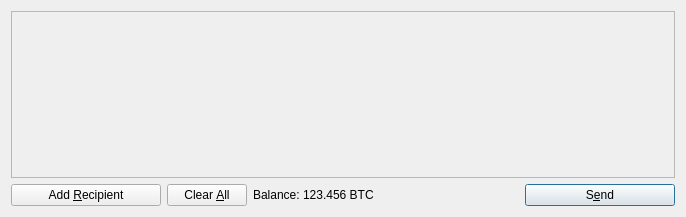
Before: the Qt Designer form src/qt/forms/sendcoinsdialog.ui in Max-Coin/maxcoin-dev-staging, drawn with Qt 5.
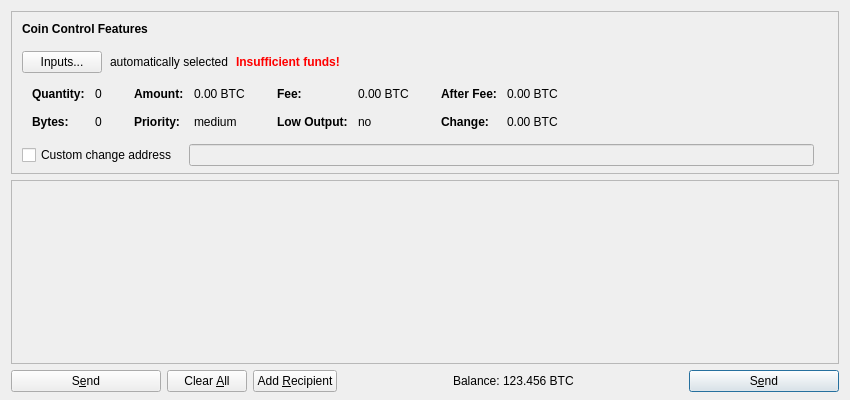
After: the same form once the commit is applied. Icons and pictures are not drawn. Custom widgets are drawn as their Qt base class.

Patch:
```diff
--- a/src/qt/forms/sendcoinsdialog.ui
+++ b/src/qt/forms/sendcoinsdialog.ui
@@ -6,14 +6,603 @@
    <rect>
     <x>0</x>
     <y>0</y>
-    <width>686</width>
-    <height>217</height>
+    <width>850</width>
+    <height>400</height>
    </rect>
   </property>
   <property name="windowTitle">
    <string>Send Coins</string>
   </property>
-  <layout class="QVBoxLayout" name="verticalLayout">
+  <layout class="QVBoxLayout" name="verticalLayout" stretch="0,1,0">
+   <property name="bottomMargin">
+    <number>8</number>
+   </property>
+   <item>
+    <widget class="QFrame" name="frameCoinControl">
+     <property name="sizePolicy">
+      <sizepolicy hsizetype="Expanding" vsizetype="Expanding">
+       <horstretch>0</horstretch>
+       <verstretch>0</verstretch>
+      </sizepolicy>
+     </property>
+     <property name="maximumSize">
+      <size>
+       <width>16777215</width>
+       <height>16777215</height>
+      </size>
+     </property>
+     <property name="frameShape">
+      <enum>QFrame::StyledPanel</enum>
+     </property>
+     <property name="frameShadow">
+      <enum>QFrame::Sunken</enum>
+     </property>
+     <layout class="QVBoxLayout" name="verticalLayoutCoinControl2">
+      <property name="spacing">
+       <number>0</number>
+      </property>
+      <property name="leftMargin">
+       <number>0</number>
+      </property>
+      <property name="topMargin">
+       <number>0</number>
+      </property>
+      <property name="rightMargin">
+       <number>0</number>
+      </property>
+      <property name="bottomMargin">
+       <number>6</number>
+      </property>
+      <item>
+       <layout class="QVBoxLayout" name="verticalLayoutCoinControl" stretch="0,0,0,0,1">
+        <property name="spacing">
+         <number>0</number>
+        </property>
+        <property name="leftMargin">
+         <number>10</number>
+        </property>
+        <property name="topMargin">
+         <number>10</number>
+        </property>
+        <item>
+         <layout class="QHBoxLayout" name="horizontalLayoutCoinControl1">
+          <property name="bottomMargin">
+           <number>15</number>
+          </property>
+          <item>
+           <widget class="QLabel" name="labelCoinControlFeatures">
+            <property name="sizePolicy">
+             <sizepolicy hsizetype="Preferred" vsizetype="Maximum">
+              <horstretch>0</horstretch>
+              <verstretch>0</verstretch>
+             </sizepolicy>
+            </property>
+            <property name="font">
+             <font>
+              <weight>75</weight>
+              <bold>true</bold>
+             </font>
+            </property>
+            <property name="styleSheet">
+             <string notr="true">font-weight:bold;</string>
+            </property>
+            <property name="text">
+             <string>Coin Control Features</string>
+            </property>
+           </widget>
+          </item>
+         </layout>
+        </item>
+        <item>
+         <layout class="QHBoxLayout" name="horizontalLayoutCoinControl2" stretch="0,0,0,0">
+          <property name="spacing">
+           <number>8</number>
+          </property>
+          <property name="bottomMargin">
+           <number>10</number>
+          </property>
+          <item>
+           <widget class="QPushButton" name="pushButtonCoinControl">
+            <property name="styleSheet">
+             <string notr="true"/>
+            </property>
+            <property name="text">
+             <string>Inputs...</string>
+            </property>
+           </widget>
+          </item>
+          <item>
+           <widget class="QLabel" name="labelCoinControlAutomaticallySelected">
+            <property name="text">
+             <string>automatically selected</string>
+            </property>
+            <property name="margin">
+             <number>5</number>
+            </property>
+           </widget>
+          </item>
+          <item>
+           <widget class="QLabel" name="labelCoinControlInsuffFunds">
+            <property name="font">
+             <font>
+              <weight>75</weight>
+              <bold>true</bold>
+             </font>
+            </property>
+            <property name="styleSheet">
+             <string notr="true">color:red;font-weight:bold;</string>
+            </property>
+            <property name="text">
+             <string>Insufficient funds!</string>
+            </property>
+            <property name="margin">
+             <number>5</number>
+            </property>
+           </widget>
+          </item>
+          <item>
+           <spacer name="horizontalSpacerCoinControl">
+            <property name="orientation">
+             <enum>Qt::Horizontal</enum>
+            </property>
+            <property name="sizeHint" stdset="0">
+             <size>
+              <width>40</width>
+              <height>1</height>
+             </size>
+            </property>
+           </spacer>
+          </item>
+         </layout>
+        </item>
+        <item>
+         <widget class="QWidget" name="widgetCoinControl" native="true">
+          <property name="sizePolicy">
+           <sizepolicy hsizetype="Preferred" vsizetype="Preferred">
+            <horstretch>0</horstretch>
+            <verstretch>0</verstretch>
+           </sizepolicy>
+          </property>
+          <property name="minimumSize">
+           <size>
+            <width>0</width>
+            <height>0</height>
+           </size>
+          </property>
+          <property name="styleSheet">
+           <string notr="true"/>
+          </property>
+          <layout class="QHBoxLayout" name="horizontalLayoutCoinControl5">
+           <property name="leftMargin">
+            <number>0</number>
+           </property>
+           <property name="topMargin">
+            <number>0</number>
+           </property>
+           <property name="rightMargin">
+            <number>0</number>
+           </property>
+           <property name="bottomMargin">
+            <number>0</number>
+           </property>
+           <item>
+            <layout class="QHBoxLayout" name="horizontalLayoutCoinControl3" stretch="0,0,0,1">
+             <property name="spacing">
+              <number>20</number>
+             </property>
+             <property name="topMargin">
+              <number>0</number>
+             </property>
+             <property name="bottomMargin">
+              <number>10</number>
+             </property>
+             <item>
+              <layout class="QFormLayout" name="formLayoutCoinControl1">
+               <property name="horizontalSpacing">
+                <number>10</number>
+               </property>
+               <property name="verticalSpacing">
+                <number>14</number>
+               </property>
+               <property name="leftMargin">
+                <number>10</number>
+               </property>
+               <property name="topMargin">
+                <number>4</number>
+               </property>
+               <property name="rightMargin">
+                <number>6</number>
+               </property>
+               <item row="0" column="0">
+                <widget class="QLabel" name="labelCoinControlQuantityText">
+                 <property name="font">
+                  <font>
+                   <weight>75</weight>
+                   <bold>true</bold>
+                  </font>
+                 </property>
+                 <property name="text">
+                  <string>Quantity:</string>
+                 </property>
+                 <property name="margin">
+                  <number>0</number>
+                 </property>
+                </widget>
+               </item>
+               <item row="0" column="1">
+                <widget class="QLabel" name="labelCoinControlQuantity">
+                 <property name="cursor">
+                  <cursorShape>IBeamCursor</cursorShape>
+                 </property>
+                 <property name="contextMenuPolicy">
+                  <enum>Qt::ActionsContextMenu</enum>
+                 </property>
+                 <property name="text">
+                  <string notr="true">0</string>
+                 </property>
+                 <property name="margin">
+                  <number>0</number>
+                 </property>
+                 <property name="textInteractionFlags">
+                  <set>Qt::LinksAccessibleByMouse|Qt::TextSelectableByKeyboard|Qt::TextSelectableByMouse</set>
+                 </property>
+                </widget>
+               </item>
+               <item row="1" column="0">
+                <widget class="QLabel" name="labelCoinControlBytesText">
+                 <property name="font">
+                  <font>
+                   <weight>75</weight>
+                   <bold>true</bold>
+                  </font>
+                 </property>
+                 <property name="text">
+                  <string>Bytes:</string>
+                 </property>
+                </widget>
+               </item>
+               <item row="1" column="1">
+                <widget class="QLabel" name="labelCoinControlBytes">
+                 <property name="cursor">
+                  <cursorShape>IBeamCursor</cursorShape>
+                 </property>
+                 <property name="contextMenuPolicy">
+                  <enum>Qt::ActionsContextMenu</enum>
+                 </property>
+                 <property name="text">
+                  <string notr="true">0</string>
+                 </property>
+                 <property name="textInteractionFlags">
+                  <set>Qt::LinksAccessibleByMouse|Qt::TextSelectableByKeyboard|Qt::TextSelectableByMouse</set>
+                 </property>
+                </widget>
+               </item>
+              </layout>
+             </item>
+             <item>
+              <layout class="QFormLayout" name="formLayoutCoinControl2">
+               <property name="horizontalSpacing">
+                <number>10</number>
+               </property>
+               <property name="verticalSpacing">
+                <number>14</number>
+               </property>
+               <property name="leftMargin">
+                <number>6</number>
+               </property>
+               <property name="topMargin">
+                <number>4</number>
+               </property>
+               <property name="rightMargin">
+                <number>6</number>
+               </property>
+               <item row="0" column="0">
+                <widget class="QLabel" name="labelCoinControlAmountText">
+                 <property name="font">
+                  <font>
+                   <weight>75</weight>
+                   <bold>true</bold>
+                  </font>
+                 </property>
+                 <property name="text">
+                  <string>Amount:</string>
+                 </property>
+                 <property name="margin">
+                  <number>0</number>
+                 </property>
+                </widget>
+               </item>
+               <item row="0" column="1">
+                <widget class="QLabel" name="labelCoinControlAmount">
+                 <property name="cursor">
+                  <cursorShape>IBeamCursor</cursorShape>
+                 </property>
+                 <property name="contextMenuPolicy">
+                  <enum>Qt::ActionsContextMenu</enum>
+                 </property>
+                 <property name="text">
+                  <string notr="true">0.00 BTC</string>
+                 </property>
+                 <property name="textInteractionFlags">
+                  <set>Qt::LinksAccessibleByMouse|Qt::TextSelectableByKeyboard|Qt::TextSelectableByMouse</set>
+                 </property>
+                </widget>
+               </item>
+               <item row="1" column="0">
+                <widget class="QLabel" name="labelCoinControlPriorityText">
+                 <property name="font">
+                  <font>
+                   <weight>75</weight>
+                   <bold>true</bold>
+                  </font>
+                 </property>
+                 <property name="text">
+                  <string>Priority:</string>
+                 </property>
+                </widget>
+               </item>
+               <item row="1" column="1">
+                <widget class="QLabel" name="labelCoinControlPriority">
+                 <property name="cursor">
+                  <cursorShape>IBeamCursor</cursorShape>
+                 </property>
+                 <property name="contextMenuPolicy">
+                  <enum>Qt::ActionsContextMenu</enum>
+                 </property>
+                 <property name="text">
+                  <string notr="true">medium</string>
+                 </property>
+                 <property name="textInteractionFlags">
+                  <set>Qt::LinksAccessibleByMouse|Qt::TextSelectableByKeyboard|Qt::TextSelectableByMouse</set>
+                 </property>
+                </widget>
+               </item>
+              </layout>
+             </item>
+             <item>
+              <layout class="QFormLayout" name="formLayoutCoinControl3">
+               <property name="horizontalSpacing">
+                <number>10</number>
+               </property>
+               <property name="verticalSpacing">
+                <number>14</number>
+               </property>
+               <property name="leftMargin">
+                <number>6</number>
+               </property>
+               <property name="topMargin">
+                <number>4</number>
+               </property>
+               <property name="rightMargin">
+                <number>6</number>
+               </property>
+               <item row="0" column="0">
+                <widget class="QLabel" name="labelCoinControlFeeText">
+                 <property name="font">
+                  <font>
+                   <weight>75</weight>
+                   <bold>true</bold>
+                  </font>
+                 </property>
+                 <property name="text">
+                  <string>Fee:</string>
+                 </property>
+                 <property name="margin">
+                  <number>0</number>
+                 </property>
+                </widget>
+               </item>
+               <item row="0" column="1">
+                <widget class="QLabel" name="labelCoinControlFee">
+                 <property name="cursor">
+                  <cursorShape>IBeamCursor</cursorShape>
+                 </property>
+                 <property name="contextMenuPolicy">
+                  <enum>Qt::ActionsContextMenu</enum>
+                 </property>
+                 <property name="text">
+                  <string notr="true">0.00 BTC</string>
+                 </property>
+                 <property name="textInteractionFlags">
+                  <set>Qt::LinksAccessibleByMouse|Qt::TextSelectableByKeyboard|Qt::TextSelectableByMouse</set>
+                 </property>
+                </widget>
+               </item>
+               <item row="1" column="0">
+                <widget class="QLabel" name="labelCoinControlLowOutputText">
+                 <property name="font">
+                  <font>
+                   <weight>75</weight>
+                   <bold>true</bold>
+                  </font>
+                 </property>
+                 <property name="text">
+                  <string>Low Output:</string>
+                 </property>
+                </widget>
+               </item>
+               <item row="1" column="1">
+                <widget class="QLabel" name="labelCoinControlLowOutput">
+                 <property name="cursor">
+                  <cursorShape>IBeamCursor</cursorShape>
+                 </property>
+                 <property name="contextMenuPolicy">
+                  <enum>Qt::ActionsContextMenu</enum>
+                 </property>
+                 <property name="text">
+                  <string notr="true">no</string>
+                 </property>
+                 <property name="textInteractionFlags">
+                  <set>Qt::LinksAccessibleByMouse|Qt::TextSelectableByKeyboard|Qt::TextSelectableByMouse</set>
+                 </property>
+                </widget>
+               </item>
+              </layout>
+             </item>
+             <item>
+              <layout class="QFormLayout" name="formLayoutCoinControl4">
+               <property name="horizontalSpacing">
+                <number>10</number>
+               </property>
+               <property name="verticalSpacing">
+                <number>14</number>
+               </property>
+               <property name="leftMargin">
+                <number>6</number>
+               </property>
+               <property name="topMargin">
+                <number>4</number>
+               </property>
+               <property name="rightMargin">
+                <number>6</number>
+               </property>
+               <item row="0" column="0">
+                <widget class="QLabel" name="labelCoinControlAfterFeeText">
+                 <property name="font">
+                  <font>
+                   <weight>75</weight>
+                   <bold>true</bold>
+                  </font>
+                 </property>
+                 <property name="text">
+                  <string>After Fee:</string>
+                 </property>
+                 <property name="margin">
+                  <number>0</number>
+                 </property>
+                </widget>
+               </item>
+               <item row="0" column="1">
+                <widget class="QLabel" name="labelCoinControlAfterFee">
+                 <property name="cursor">
+                  <cursorShape>IBeamCursor</cursorShape>
+                 </property>
+                 <property name="contextMenuPolicy">
+                  <enum>Qt::ActionsContextMenu</enum>
+                 </property>
+                 <property name="text">
+                  <string notr="true">0.00 BTC</string>
+                 </property>
+                 <property name="textInteractionFlags">
+                  <set>Qt::LinksAccessibleByMouse|Qt::TextSelectableByKeyboard|Qt::TextSelectableByMouse</set>
+                 </property>
+                </widget>
+               </item>
+               <item row="1" column="0">
+                <widget class="QLabel" name="labelCoinControlChangeText">
+                 <property name="font">
+                  <font>
+                   <weight>75</weight>
+                   <bold>true</bold>
+                  </font>
+                 </property>
+                 <property name="text">
+                  <string>Change:</string>
+                 </property>
+                </widget>
+               </item>
+               <item row="1" column="1">
+                <widget class="QLabel" name="labelCoinControlChange">
+                 <property name="cursor">
+                  <cursorShape>IBeamCursor</cursorShape>
+                 </property>
+                 <property name="contextMenuPolicy">
+                  <enum>Qt::ActionsContextMenu</enum>
+                 </property>
+                 <property name="text">
+                  <string notr="true">0.00 BTC</string>
+                 </property>
+                 <property name="textInteractionFlags">
+                  <set>Qt::LinksAccessibleByMouse|Qt::TextSelectableByKeyboard|Qt::TextSelectableByMouse</set>
+                 </property>
+                </widget>
+               </item>
+              </layout>
+             </item>
+            </layout>
+           </item>
+          </layout>
+         </widget>
+        </item>
+        <item>
+         <layout class="QHBoxLayout" name="horizontalLayoutCoinControl4" stretch="0,0,0">
+          <property name="spacing">
+           <number>12</number>
+          </property>
+          <property name="sizeConstraint">
+           <enum>QLayout::SetDefaultConstraint</enum>
+          </property>
+          <property name="topMargin">
+           <number>5</number>
+          </property>
+          <property name="rightMargin">
+           <number>5</number>
+          </property>
+          <item>
+           <widget class="QCheckBox" name="checkBoxCoinControlChange">
+            <property name="toolTip">
+             <string>If this is activated, but the change address is empty or invalid, change will be sent to a newly generated address.</string>
+            </property>
+            <property name="text">
+             <string>Custom change address</string>
+            </property>
+           </widget>
+          </item>
+          <item>
+           <widget class="QValidatedLineEdit" name="lineEditCoinControlChange">
+            <property name="enabled">
+             <bool>false</bool>
+            </property>
+            <property name="sizePolicy">
+             <sizepolicy hsizetype="Expanding" vsizetype="Fixed">
+              <horstretch>0</horstretch>
+              <verstretch>0</verstretch>
+             </sizepolicy>
+            </property>
+           </widget>
+          </item>
+          <item>
+           <widget class="QLabel" name="labelCoinControlChangeLabel">
+            <property name="sizePolicy">
+             <sizepolicy hsizetype="Preferred" vsizetype="Expanding">
+              <horstretch>0</horstretch>
+              <verstretch>0</verstretch>
+             </sizepolicy>
+            </property>
+            <property name="minimumSize">
+             <size>
+              <width>0</width>
+              <height>0</height>
+             </size>
+            </property>
+            <property name="text">
+             <string/>
+            </property>
+            <property name="margin">
+             <number>3</number>
+            </property>
+           </widget>
+          </item>
+         </layout>
+        </item>
+        <item>
+         <spacer name="verticalSpacerCoinControl">
+          <property name="orientation">
+           <enum>Qt::Vertical</enum>
+          </property>
+          <property name="sizeHint" stdset="0">
+           <size>
+            <width>800</width>
+            <height>1</height>
+           </size>
+          </property>
+         </spacer>
+        </item>
+       </layout>
+      </item>
+     </layout>
+    </widget>
+   </item>
    <item>
     <widget class="QScrollArea" name="scrollArea">
      <property name="widgetResizable">
@@ -24,12 +613,21 @@
        <rect>
         <x>0</x>
         <y>0</y>
-        <width>666</width>
-        <height>165</height>
+        <width>830</width>
+        <height>178</height>
        </rect>
       </property>
-      <layout class="QVBoxLayout" name="verticalLayout_2">
-       <property name="margin">
+      <layout class="QVBoxLayout" name="verticalLayout_2" stretch="0,1">
+       <property name="leftMargin">
+        <number>0</number>
+       </property>
+       <property name="topMargin">
+        <number>0</number>
+       </property>
+       <property name="rightMargin">
+        <number>0</number>
+       </property>
+       <property name="bottomMargin">
         <number>0</number>
        </property>
        <item>
@@ -59,7 +657,7 @@
    <item>
     <layout class="QHBoxLayout" name="horizontalLayout">
      <item>
-      <widget class="QPushButton" name="addButton">
+      <widget class="QPushButton" name="sendButton">
        <property name="minimumSize">
         <size>
          <width>150</width>
@@ -70,14 +668,14 @@
         <string>Send to multiple recipients at once</string>
        </property>
        <property name="text">
-        <string>Add &amp;Recipient</string>
+        <string>S&amp;end</string>
        </property>
        <property name="icon">
         <iconset resource="../bitcoin.qrc">
          <normaloff>:/icons/add</normaloff>:/icons/add</iconset>
        </property>
-       <property name="autoDefault">
-        <bool>false</bool>
+       <property name="default">
+        <bool>true</bool>
        </property>
       </widget>
      </item>
@@ -107,6 +705,36 @@
        </property>
       </widget>
      </item>
+     <item>
+      <widget class="QPushButton" name="addButton">
+       <property name="toolTip">
+        <string>Send to multiple recipients at once</string>
+       </property>
+       <property name="text">
+        <string>Add &amp;Recipient</string>
+       </property>
+       <property name="icon">
+        <iconset resource="../bitcoin.qrc">
+         <normaloff>:/icons/add</normaloff>:/icons/add</iconset>
+       </property>
+       <property name="autoDefault">
+        <bool>false</bool>
+       </property>
+      </widget>
+     </item>
+     <item>
+      <spacer name="horizontalSpacer">
+       <property name="orientation">
+        <enum>Qt::Horizontal</enum>
+       </property>
+       <property name="sizeHint" stdset="0">
+        <size>
+         <width>40</width>
+         <height>20</height>
+        </size>
+       </property>
+      </spacer>
+     </item>
      <item>
       <layout class="QHBoxLayout" name="horizontalLayout_2">
        <property name="spacing">
```
Left out of the diff: 8 changed lines with no effect on the pictures.
